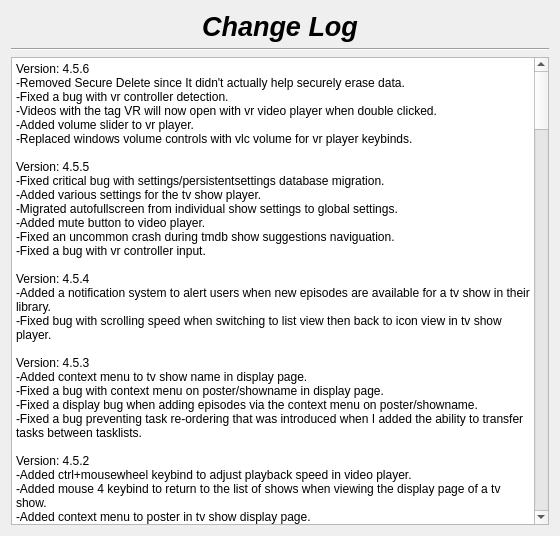
Qt form changelog.ui (therealMaPMaKeR/MMDiary) before a commit.
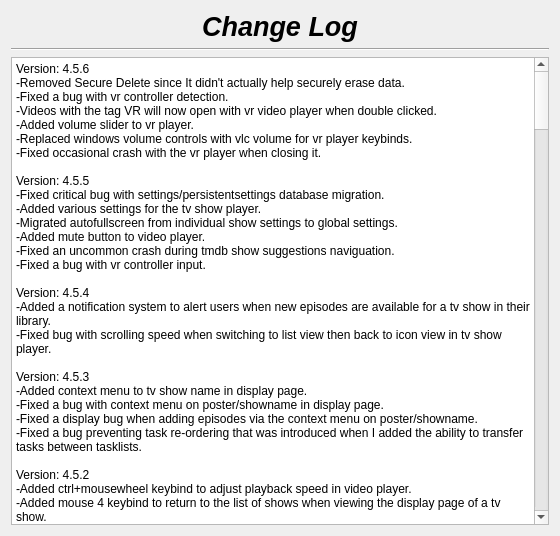
The same form after that commit.

Commit message: vr player race condition crash fix

Patch:
```diff
--- a/changelog.ui
+++ b/changelog.ui
@@ -55,7 +55,7 @@
 li.unchecked::marker { content: &quot;\2610&quot;; }
 li.checked::marker { content: &quot;\2612&quot;; }
 &lt;/style&gt;&lt;/head&gt;&lt;body style=&quot; font-family:'Segoe UI'; font-size:9pt; font-weight:400; font-style:normal;&quot;&gt;
-&lt;p style=&quot; margin-top:0px; margin-bottom:0px; margin-left:0px; margin-right:0px; -qt-block-indent:0; text-indent:0px;&quot;&gt;Version: 4.5.6&lt;br /&gt;-Removed Secure Delete since It didn't actually help securely erase data.&lt;br /&gt;-Fixed a bug with vr controller detection.&lt;br /&gt;-Videos with the tag VR will now open with vr video player when double clicked.&lt;br /&gt;-Added volume slider to vr player.&lt;br /&gt;-Replaced windows volume controls with vlc volume for vr player keybinds.&lt;br /&gt;&lt;br /&gt;Version: 4.5.5&lt;br /&gt;-Fixed critical bug with settings/persistentsettings database migration.&lt;br /&gt;-Added various settings for the tv show player.&lt;br /&gt;-Migrated autofullscreen from individual show settings to global settings.&lt;br /&gt;-Added mute button to video player.&lt;br /&gt;-Fixed an uncommon crash during tmdb show suggestions naviguation.&lt;br /&gt;-Fixed a bug with vr controller input.&lt;br /&gt;&lt;br /&gt;Version: 4.5.4&lt;br /&gt;-Added a notification system to alert users when new episodes are available for a tv show in their library.&lt;/p&gt;
+&lt;p style=&quot; margin-top:0px; margin-bottom:0px; margin-left:0px; margin-right:0px; -qt-block-indent:0; text-indent:0px;&quot;&gt;Version: 4.5.6&lt;br /&gt;-Removed Secure Delete since It didn't actually help securely erase data.&lt;br /&gt;-Fixed a bug with vr controller detection.&lt;br /&gt;-Videos with the tag VR will now open with vr video player when double clicked.&lt;br /&gt;-Added volume slider to vr player.&lt;br /&gt;-Replaced windows volume controls with vlc volume for vr player keybinds.&lt;br /&gt;-Fixed occasional crash with the vr player when closing it.&lt;br /&gt;&lt;br /&gt;Version: 4.5.5&lt;br /&gt;-Fixed critical bug with settings/persistentsettings database migration.&lt;br /&gt;-Added various settings for the tv show player.&lt;br /&gt;-Migrated autofullscreen from individual show settings to global settings.&lt;br /&gt;-Added mute button to video player.&lt;br /&gt;-Fixed an uncommon crash during tmdb show suggestions naviguation.&lt;br /&gt;-Fixed a bug with vr controller input.&lt;br /&gt;&lt;br /&gt;Version: 4.5.4&lt;br /&gt;-Added a notification system to alert users when new episodes are available for a tv show in their library.&lt;/p&gt;
 &lt;p style=&quot; margin-top:0px; margin-bottom:0px; margin-left:0px; margin-right:0px; -qt-block-indent:0; text-indent:0px;&quot;&gt;-Fixed bug with scrolling speed when switching to list view then back to icon view in tv show player.&lt;br /&gt;&lt;br /&gt;Version: 4.5.3&lt;br /&gt;-Added context menu to tv show name in display page.&lt;br /&gt;-Fixed a bug with context menu on poster/showname in display page.&lt;br /&gt;-Fixed a display bug when adding episodes via the context menu on poster/showname.&lt;br /&gt;-Fixed a bug preventing task re-ordering that was introduced when I added the ability to transfer tasks between tasklists.&lt;/p&gt;
 &lt;p style=&quot; margin-top:0px; margin-bottom:0px; margin-left:0px; margin-right:0px; -qt-block-indent:0; text-indent:0px;&quot;&gt;&lt;br /&gt;Version: 4.5.2&lt;br /&gt;-Added ctrl+mousewheel keybind to adjust playback speed in video player.&lt;br /&gt;-Added mouse 4 keybind to return to the list of shows when viewing the display page of a tv show.&lt;/p&gt;
 &lt;p style=&quot; margin-top:0px; margin-bottom:0px; margin-left:0px; margin-right:0px; -qt-block-indent:0; text-indent:0px;&quot;&gt;-Added context menu to poster in tv show display page.&lt;br /&gt;-Fixed show in file explorer for multiple selected items in tv show display page.&lt;br /&gt;&lt;br /&gt;Version: 4.5.1&lt;br /&gt;-Now exports individual episodes directly in the selected folder.&lt;br /&gt;-Fixed a bug with tv show export not preserving the original file extension.&lt;/p&gt;
```
The commit also changes 3 other files.
